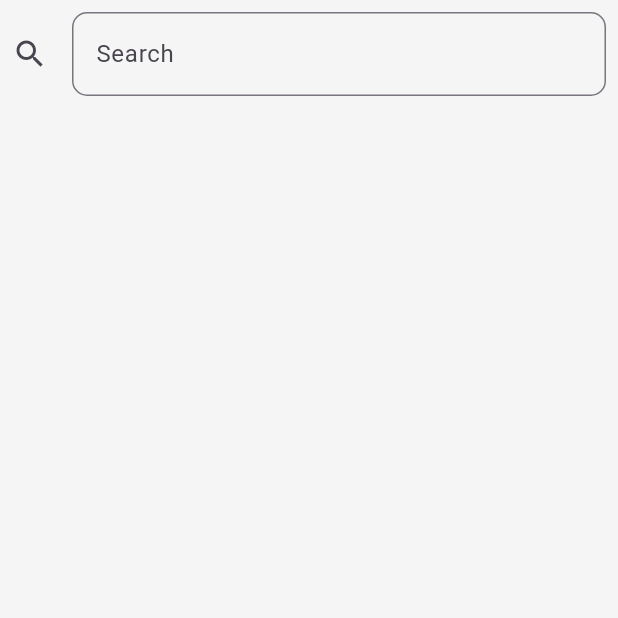
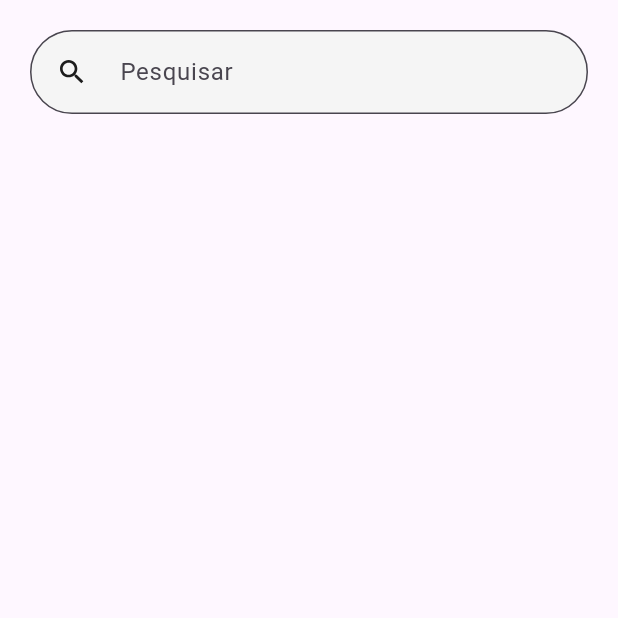
Before and after one commit to GabrielVasco13/be-talent, a Flutter app: the screen it shows after launch, on a phone screen of 412 x 824 dp, the top half of it. Run offline on Flutter 3.47's test engine with Material 3 defaults, Android fonts, the phone set to English and light mode, and no system bars; our stand-ins replace flutter_svg, google_fonts; network calls fail.

Commit message:
feat: customizing the SearchBar

```diff
--- a/lib/app/app.dart
+++ b/lib/app/app.dart
@@ -11,7 +11,6 @@ class MyApp extends StatelessWidget {
       title: 'Flutter Demo',
       theme: ThemeData(
         primaryColor: AppColors.white,
-        scaffoldBackgroundColor: AppColors.gray05,
       ),
       home: const ContactsView(),
     );
--- a/lib/app/components/search_bar_component.dart
+++ b/lib/app/components/search_bar_component.dart
@@ -1,4 +1,7 @@
+import 'package:be_talent/design_system/colors/app_colors.dart';
+import 'package:be_talent/design_system/spacing/space.dart';
 import 'package:flutter/material.dart';
+import 'package:flutter_svg/flutter_svg.dart';
 
 class SearchBarComponent extends StatelessWidget {
   final ValueChanged<String> onSearch;
@@ -13,18 +16,31 @@ class SearchBarComponent extends StatelessWidget {
   @override
   Widget build(BuildContext context) {
     return Padding(
-      padding: const EdgeInsets.all(8.0),
+      padding: const EdgeInsets.all(Space.r),
       child: TextField(
         controller: controller,
         onChanged: onSearch,
-        decoration: const InputDecoration(
-          hintText: 'Search',
-          icon: Icon(Icons.search),
-          border: OutlineInputBorder(
-            borderRadius: BorderRadius.all(
-              Radius.circular(10.0),
+        decoration: InputDecoration(
+          hintText: 'Pesquisar',
+          prefixIcon: Padding(
+            padding: const EdgeInsets.only(left: Space.r, right: Space.r),
+            child: SvgPicture.asset(
+              'assets/icons/search.svg',
+              width: Space.sr,
+              height: Space.sr,
+              colorFilter: const ColorFilter.mode(
+                AppColors.black,
+                BlendMode.srcIn,
+              ),
             ),
           ),
+          border: const OutlineInputBorder(
+            borderRadius: BorderRadius.all(
+              Radius.circular(Space.sm),
+            ),
+          ),
+          fillColor: AppColors.gray05,
+          filled: true,
         ),
       ),
     );
--- a/lib/app/modelView/search_model_view.dart
+++ b/lib/app/modelView/search_model_view.dart
@@ -22,7 +22,6 @@ class SearchModelView {
           employee.job.toLowerCase().contains(query) ||
           employee.phone.contains(query);
     }).toList();
-    print('Filtered Employees: ${filteredEmployees.length}');
   }
 
   void dispose() {
--- a/lib/app/view/contacts_view.dart
+++ b/lib/app/view/contacts_view.dart
@@ -1,6 +1,7 @@
 import 'package:be_talent/app/components/search_bar_component.dart';
 import 'package:be_talent/app/modelView/employee_model_view.dart';
 import 'package:be_talent/app/modelView/search_model_view.dart';
+import 'package:be_talent/design_system/spacing/space.dart';
 import 'package:flutter/material.dart';
 
 class ContactsView extends StatefulWidget {
@@ -47,6 +48,7 @@ class _ContactsViewState extends State<ContactsView> {
                 });
               },
             ),
+            const SizedBox(height: Space.m),
             Expanded(
               child: ListView.builder(
                 itemCount: searchController.filteredEmployees.length,
--- a/pubspec.yaml
+++ b/pubspec.yaml
@@ -37,6 +37,7 @@ dependencies:
   cupertino_icons: ^1.0.8
   google_fonts: ^6.2.1
   http: ^1.2.2
+  flutter_svg: ^2.0.14
 
 dev_dependencies:
   flutter_test:
@@ -61,8 +62,8 @@ flutter:
   uses-material-design: true
 
   # To add assets to your application, add an assets section, like this:
-  # assets:
-  #   - images/a_dot_burr.jpeg
+  assets:
+    - assets/icons/
   #   - images/a_dot_ham.jpeg
 
   # An image asset can refer to one or more resolution-specific "variants", see
```
Also changed, not shown: lib/design_system/spacing/space.dart (+0 -21 lines), assets/icons/arrow_down.svg (renamed from lib/design_system/icons/arrow_down.svg), assets/icons/arrow_up.svg (renamed from lib/design_system/icons/arrow_up.svg), assets/icons/search.svg (renamed from lib/design_system/icons/lupa.svg), pubspec.lock.
